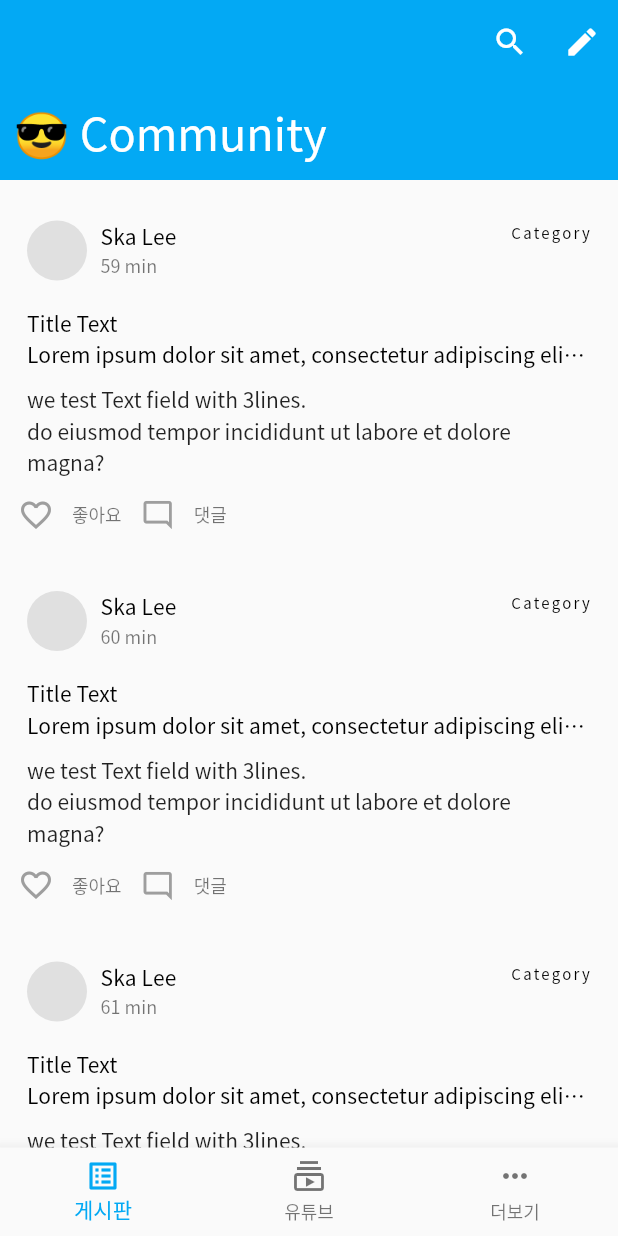
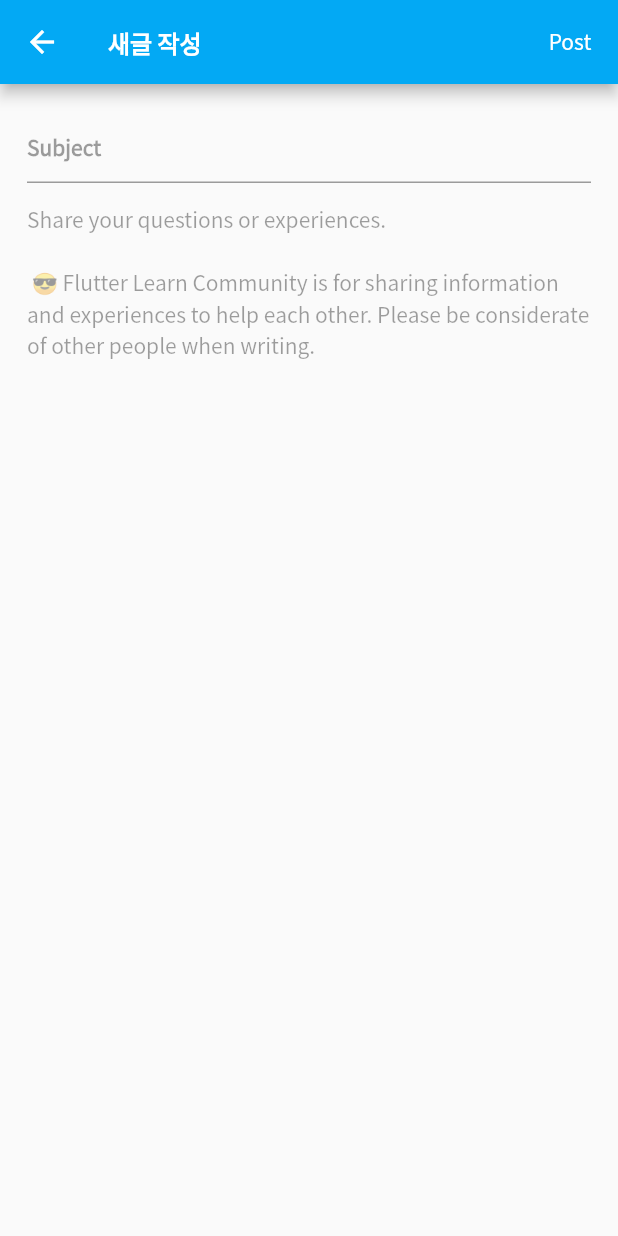
Before and after one commit to ska2519/flutter-learn, a Flutter app: the screen it shows after launch, after a tap on the "create" icon, on a phone screen of 412 x 824 dp. Run offline on Flutter 3.47's test engine with Material 2 defaults, Android fonts, the phone set to English and light mode, and no system bars; our stand-ins replace cloud_firestore, equatable, firebase_auth, firebase_core, fl_chart, flutter_hooks and 6 more; missing offline and left inert: pedantic, pixel_perfect; accounts and stored records are empty; project files that could hold a hidden picture were left out.

Commit message:
Uupdate Post Pprocess & ui

```diff
--- a/analysis_options.yaml
+++ b/analysis_options.yaml
@@ -3,7 +3,7 @@ analyzer:
   exclude:
     - "**/*.g.dart"
     - "**/*.freezed.dart"
-    - "**/models/*.dart"
+    # - "**/models/*.dart"
 
 linter:
   rules:
@@ -11,3 +11,4 @@ linter:
     prefer_const_constructors: false
     prefer_const_literals_to_create_immutables: false
     avoid_print: false
+    sort_unnamed_constructors_first: false
--- a/lib/app/home/community/community_page.dart
+++ b/lib/app/home/community/community_page.dart
@@ -1,16 +1,21 @@
 import 'package:flutter/material.dart';
+import 'package:flutter_learn/app/home/community/new_post.dart';
 import 'package:flutter_learn/constants/constants.dart';
 import 'package:pixel_perfect/pixel_perfect.dart';
 
 const iconPath = 'assets/icons/';
 const imagePath = 'assets/pixel_perfect/';
 
-class CommunityPage extends StatelessWidget {
+class CommunityPage extends StatefulWidget {
+  @override
+  _CommunityPageState createState() => _CommunityPageState();
+}
+
+class _CommunityPageState extends State<CommunityPage> {
   @override
   Widget build(BuildContext context) {
     return PixelPerfect(
       //assetPath: '${imagePath}Screenshot_1620879287-393x830.png',
-      child: SafeArea(
       child: CustomScrollView(
         slivers: [
           SliverAppBar(
@@ -24,7 +29,13 @@ class CommunityPage extends StatelessWidget {
               ),
               IconButton(
                 icon: Icon(Icons.create),
-                  onPressed: () {},
+                onPressed: () {
+                  Navigator.push(
+                      context,
+                      MaterialPageRoute(
+                        builder: (context) => NewPost(),
+                      ));
+                },
               )
             ],
             flexibleSpace: FlexibleSpaceBar(
@@ -130,7 +141,6 @@ class CommunityPage extends StatelessWidget {
           )
         ],
       ),
-      ),
     );
   }
 }
--- /dev/null
+++ b/lib/app/home/community/new_post.dart
@@ -0,0 +1,81 @@
+import 'package:flutter/material.dart';
+import 'package:flutter_hooks/flutter_hooks.dart';
+import 'package:flutter_learn/app/widgets/alert_dialogs/show_exception_alert_dialog.dart';
+import 'package:flutter_learn/constants/constants.dart';
+import 'package:hooks_riverpod/hooks_riverpod.dart';
+
+import 'package:flutter_learn/app/top_level_providers.dart';
+import 'package:flutter_learn/models/post.dart';
+import 'package:pedantic/pedantic.dart';
+
+class NewPost extends HookWidget {
+  //List<Post> posts = [];
+
+  Future<void> newPost(BuildContext context, String text) async {
+    final post = Post(body: text);
+    try {
+      final database = context.read(databaseProvider);
+      await database.savePost(post);
+    } catch (e) {
+      unawaited(showExceptionAlertDialog(
+        context: context,
+        title: 'Operation failed',
+        exception: e,
+      ));
+    }
+    //posts.add(post);
+  }
+
+  @override
+  Widget build(BuildContext context) {
+    return Scaffold(
+      appBar: AppBar(
+        title: Text(
+          '새글 작성',
+          style: Theme.of(context)
+              .textTheme
+              .subtitle1!
+              .copyWith(fontWeight: FontWeight.bold, color: Colors.white),
+        ),
+        actions: [
+          TextButton(
+            onPressed: () => newPost(context, 'test POst'),
+            child: Text(
+              'Post',
+              style: Theme.of(context)
+                  .textTheme
+                  .button!
+                  .copyWith(color: Colors.white),
+            ),
+          )
+        ],
+      ),
+      body: Padding(
+        padding: const EdgeInsets.all(defaultPadding * 2),
+        child: Column(
+          children: [
+            TextFormField(
+              decoration: InputDecoration(
+                hintText: 'Subject',
+                hintStyle: Theme.of(context).textTheme.button!.copyWith(
+                    fontWeight: FontWeight.bold, color: Colors.black38),
+              ),
+            ),
+            TextFormField(
+              decoration: InputDecoration(
+                border: InputBorder.none,
+                hintMaxLines: 5,
+                hintText:
+                    'Share your questions or experiences.  \n\n \u{1f60e} Flutter Learn Community is for sharing information and experiences to help each other. Please be considerate of other people when writing.',
+                hintStyle: Theme.of(context)
+                    .textTheme
+                    .bodyText2!
+                    .copyWith(color: Colors.black38),
+              ),
+            ),
+          ],
+        ),
+      ),
+    );
+  }
+}
--- a/lib/app/home/home_page.dart
+++ b/lib/app/home/home_page.dart
@@ -38,14 +38,12 @@ class _HomePageState extends State<HomePage> {
     return Scaffold(
       key: context.read(menuControllerProvider).scaffoldKey,
       drawer: Responsive.isDesktop(context) ? const SideMenu() : null,
-      body: SafeArea(
-        child: Responsive.isDesktop(context)
-            ? CommunityScreen()
-            : IndexedStack(
-                index: _selectedIndex,
-                children: _screens,
-              ),
-      ),
+      body: Responsive.isDesktop(context)
+          ? CommunityScreen()
+          : IndexedStack(
+              index: _selectedIndex,
+              children: _screens,
+            ),
       bottomNavigationBar: Responsive.isDesktop(context)
           ? const SizedBox()
           : BottomNavigationBar(
--- a/lib/app/home/youtube/youtube_page.dart
+++ b/lib/app/home/youtube/youtube_page.dart
@@ -10,7 +10,6 @@ class YouTubePage extends StatelessWidget {
   Widget build(BuildContext context) {
     return PixelPerfect(
       //assetPath: '${imagePath}Screenshot_1620879287-393x830.png',
-      child: SafeArea(
       child: CustomScrollView(
         slivers: [
           SliverAppBar(
@@ -130,7 +129,6 @@ class YouTubePage extends StatelessWidget {
           )
         ],
       ),
-      ),
     );
   }
 }
--- a/lib/main.dart
+++ b/lib/main.dart
@@ -22,19 +22,14 @@ class MyApp extends StatelessWidget {
         brightness: Brightness.light,
         primarySwatch: Colors.lightBlue,
         appBarTheme: AppBarTheme(
-          textTheme: TextTheme(
-            headline6: TextStyle(),
-          ),
+          // textTheme:
+          //     TextTheme(headline6: TextStyle(fontWeight: FontWeight.bold)),
           //titleTextStyle: TextStyle(color: Colors.white),
-          //toolbarTextStyle: TextStyle(color: Colors.white),
           iconTheme: IconThemeData(color: Colors.white),
         ),
-        textTheme: TextTheme(
-          headline6: TextStyle(color: Colors.white),
-        ),
+        textTheme: TextTheme(headline6: TextStyle(color: Colors.white)),
         fontFamily: 'NotoSansKR',
       ),
-
       home: HomePage(),
       onGenerateRoute: (settings) => AppRouter.onGenerateRoute(settings, auth),
     );
--- a/lib/models/entry.dart
+++ b/lib/models/entry.dart
@@ -32,10 +32,10 @@ class Entry extends Equatable {
     final endMilliseconds = value['end'] as int;
     return Entry(
       id: id,
-      jobId: value['jobId'],
+      jobId: value['jobId'] as String,
       start: DateTime.fromMillisecondsSinceEpoch(startMilliseconds),
       end: DateTime.fromMillisecondsSinceEpoch(endMilliseconds),
-      comment: value['comment'] ?? '',
+      comment: value['comment'] as String,
     );
   }
 
--- a/lib/models/post.dart
+++ b/lib/models/post.dart
@@ -1,17 +1,27 @@
 import 'package:freezed_annotation/freezed_annotation.dart';
+import 'package:firebase_auth/firebase_auth.dart';
 
 part 'post.g.dart';
 part 'post.freezed.dart';
 
 @freezed
-
-class Post with _$Post{
+class Post with _$Post {
+  const Post._();
   const factory Post({
-    String body;
-    String author;
-    Set usersLiked ={};
-    DatabaseReference _id;
+    required String body,
+    String? author,
+    @Default({}) Set usersLiked,
+    // String? id,
   }) = _Post;
 
-    factory Post.fromJson(Map < String, dynamic > json) => _$PostFromJson(json);
+  factory Post.fromJson(Map<String, dynamic> json) => _$PostFromJson(json);
+
+  void likePost(User user) {
+    if (usersLiked.contains(user.uid)) {
+      usersLiked.remove(user.uid);
+    } else {
+      usersLiked.add(user.uid);
+    }
+    //update();
+  }
 }
--- a/lib/services/firestore_database.dart
+++ b/lib/services/firestore_database.dart
@@ -4,6 +4,7 @@ import 'package:flutter_learn/services/firestore_path.dart';
 import 'package:flutter_learn/services/firestore_service.dart';
 import 'package:flutter_learn/models/job.dart';
 import 'package:flutter_learn/models/entry.dart';
+import 'package:flutter_learn/models/post.dart';
 
 String documentIdFromCurrentDate() => DateTime.now().toIso8601String();
 
@@ -12,6 +13,14 @@ class FirestoreDatabase {
   final String uid;
 
   final _service = FirestoreService.instance;
+
+  Future<void> savePost(Post post) async {
+    final postWithUid = post.copyWith(author: uid);
+    _service.setData(
+      path: FirestorePath.post(),
+      data: postWithUid.toJson(),
+    );
+  }
 
   Future<void> setJob(Job job) => _service.setData(
         path: FirestorePath.job(uid, job.id),
--- a/lib/services/firestore_path.dart
+++ b/lib/services/firestore_path.dart
@@ -4,4 +4,5 @@ class FirestorePath {
   static String entry(String uid, String entryId) =>
       'users/$uid/entries/$entryId';
   static String entries(String uid) => 'users/$uid/entries';
+  static String post() => 'posts';
 }
```
Also changed, not shown: lib/app/sign_in/sign_in_page.dart (+7 -1 lines), pubspec.yaml (+5 -4 lines), lib/models/post.freezed.dart (added), lib/models/post.g.dart (added), pubspec.lock, 2 other files. Lines whose indentation alone changed are shown as unchanged.
